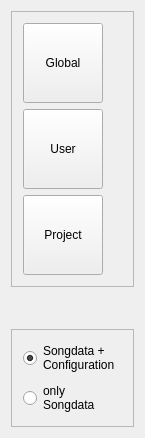
Above: muse2/muse/widgets/fdialogbuttons.ui from emrum/muse before the change. Below: the same form after it.
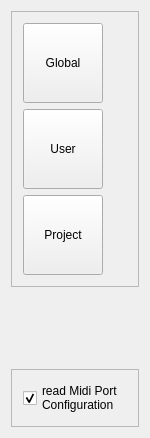
That is the form after the change.

```diff
--- a/muse2/muse/widgets/fdialogbuttons.ui
+++ b/muse2/muse/widgets/fdialogbuttons.ui
@@ -6,7 +6,7 @@
    <rect>
     <x>0</x>
     <y>0</y>
-    <width>145</width>
+    <width>150</width>
     <height>438</height>
    </rect>
   </property>
@@ -130,24 +130,19 @@
      </property>
      <layout class="QVBoxLayout" name="verticalLayout_3">
       <item>
-       <widget class="QRadioButton" name="loadAllButton">
+       <widget class="QCheckBox" name="readMidiPortsButton">
         <property name="text">
-         <string>Songdata +
+         <string>read Midi Port
 Configuration</string>
         </property>
+        <property name="checkable">
+         <bool>true</bool>
+        </property>
         <property name="checked">
          <bool>true</bool>
         </property>
        </widget>
       </item>
-      <item>
-       <widget class="QRadioButton" name="loadSongButton">
-        <property name="text">
-         <string>only
-Songdata</string>
-        </property>
-       </widget>
-      </item>
      </layout>
     </widget>
    </item>
```
Left out of the diff: 2 changed lines with no effect on the pictures.
